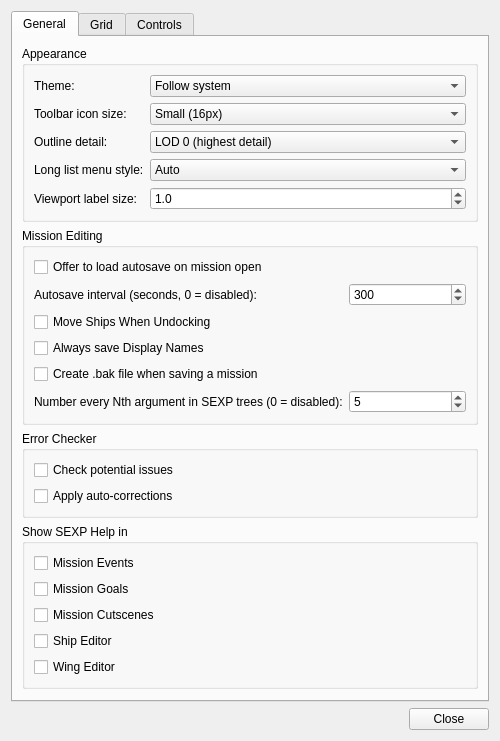
scp-fs2open/fs2open.github.com, file qtfred/ui/PreferencesDialog.ui: the form before one commit.
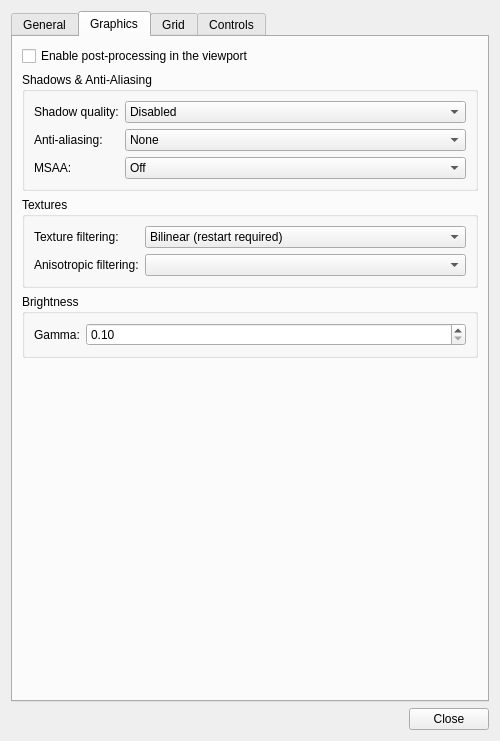
The form after the commit. The open tabs and pages were chosen to show the change.

Commit message:
Add configurable graphics settings to Preferences dialog
Introduce post-processing, shadow quality, anti-aliasing, anisotropic filtering, texture filtering, MSAA, and gamma controls to qtFRED's Preferences. Ensures real-time application of certain settings and requires restart for others. Adjust graphics initialization to support baked settings before `gr_init()`. Update documentation to reflect these additions.

What changed in the file:
```diff
--- a/qtfred/ui/PreferencesDialog.ui
+++ b/qtfred/ui/PreferencesDialog.ui
@@ -389,6 +389,249 @@
        </item>
       </layout>
      </widget>
+     <widget class="QWidget" name="graphicsTab">
+      <attribute name="title">
+       <string>Graphics</string>
+      </attribute>
+      <layout class="QVBoxLayout" name="graphicsLayout">
+       <item>
+        <widget class="QCheckBox" name="enablePostProcessing">
+         <property name="toolTip">
+          <string>Route the 3D viewport through the game's HDR post-processing pipeline (bloom, tonemapping, lightshafts) instead of drawing straight to the screen. The other settings on this tab only have a visible effect while this is on.</string>
+         </property>
+         <property name="text">
+          <string>Enable post-processing in the viewport</string>
+         </property>
+        </widget>
+       </item>
+       <item>
+        <widget class="QGroupBox" name="shadowsAAGroup">
+         <property name="title">
+          <string>Shadows &amp;&amp; Anti-Aliasing</string>
+         </property>
+         <layout class="QFormLayout" name="shadowsAALayout">
+          <item row="0" column="0">
+           <widget class="QLabel" name="shadowQualityLabel">
+            <property name="text">
+             <string>Shadow quality:</string>
+            </property>
+           </widget>
+          </item>
+          <item row="0" column="1">
+           <widget class="QComboBox" name="shadowQualityCombo">
+            <property name="toolTip">
+             <string>Quality of the shadows cast by the mission's sun in the viewport. Requires post-processing to be enabled. Restarting qtFRED is required for a change to take effect.</string>
+            </property>
+            <item>
+             <property name="text">
+              <string>Disabled</string>
+             </property>
+            </item>
+            <item>
+             <property name="text">
+              <string>Low (restart required)</string>
+             </property>
+            </item>
+            <item>
+             <property name="text">
+              <string>Medium (restart required)</string>
+             </property>
+            </item>
+            <item>
+             <property name="text">
+              <string>High (restart required)</string>
+             </property>
+            </item>
+            <item>
+             <property name="text">
+              <string>Ultra (restart required)</string>
+             </property>
+            </item>
+           </widget>
+          </item>
+          <item row="1" column="0">
+           <widget class="QLabel" name="aaModeLabel">
+            <property name="text">
+             <string>Anti-aliasing:</string>
+            </property>
+           </widget>
+          </item>
+          <item row="1" column="1">
+           <widget class="QComboBox" name="aaModeCombo">
+            <property name="toolTip">
+             <string>Post-process anti-aliasing mode used in the viewport. Requires post-processing to be enabled.</string>
+            </property>
+            <item>
+             <property name="text">
+              <string>None</string>
+             </property>
+            </item>
+            <item>
+             <property name="text">
+              <string>FXAA Low</string>
+             </property>
+            </item>
+            <item>
+             <property name="text">
+              <string>FXAA Medium</string>
+             </property>
+            </item>
+            <item>
+             <property name="text">
+              <string>FXAA High</string>
+             </property>
+            </item>
+            <item>
+             <property name="text">
+              <string>SMAA Low</string>
+             </property>
+            </item>
+            <item>
+             <property name="text">
+              <string>SMAA Medium</string>
+             </property>
+            </item>
+            <item>
+             <property name="text">
+              <string>SMAA High</string>
+             </property>
+            </item>
+            <item>
+             <property name="text">
+              <string>SMAA Ultra</string>
+             </property>
+            </item>
+           </widget>
+          </item>
+          <item row="2" column="0">
+           <widget class="QLabel" name="msaaLabel">
+            <property name="text">
+             <string>MSAA:</string>
+            </property>
+           </widget>
+          </item>
+          <item row="2" column="1">
+           <widget class="QComboBox" name="msaaCombo">
+            <property name="toolTip">
+             <string>Multisample anti-aliasing used for the viewport's 3D scene. Requires post-processing to be enabled. Restarting qtFRED is required for a change to take effect.</string>
+            </property>
+            <item>
+             <property name="text">
+              <string>Off</string>
+             </property>
+            </item>
+            <item>
+             <property name="text">
+              <string>4x (restart required)</string>
+             </property>
+            </item>
+            <item>
+             <property name="text">
+              <string>8x (restart required)</string>
+             </property>
+            </item>
+           </widget>
+          </item>
+         </layout>
+        </widget>
+       </item>
+       <item>
+        <widget class="QGroupBox" name="texturesGroup">
+         <property name="title">
+          <string>Textures</string>
+         </property>
+         <layout class="QFormLayout" name="texturesLayout">
+          <item row="0" column="0">
+           <widget class="QLabel" name="textureFilterLabel">
+            <property name="text">
+             <string>Texture filtering:</string>
+            </property>
+           </widget>
+          </item>
+          <item row="0" column="1">
+           <widget class="QComboBox" name="textureFilterCombo">
+            <property name="toolTip">
+             <string>Mipmap filtering used for textures. Restarting qtFRED is required for a change to take effect.</string>
+            </property>
+            <item>
+             <property name="text">
+              <string>Bilinear (restart required)</string>
+             </property>
+            </item>
+            <item>
+             <property name="text">
+              <string>Trilinear (restart required)</string>
+             </property>
+            </item>
+           </widget>
+          </item>
+          <item row="1" column="0">
+           <widget class="QLabel" name="anisotropyLabel">
+            <property name="text">
+             <string>Anisotropic filtering:</string>
+            </property>
+           </widget>
+          </item>
+          <item row="1" column="1">
+           <widget class="QComboBox" name="anisotropyCombo">
+            <property name="toolTip">
+             <string>Anisotropic texture filtering level. Restarting qtFRED is required for a change to take effect.</string>
+            </property>
+           </widget>
+          </item>
+         </layout>
+        </widget>
+       </item>
+       <item>
+        <widget class="QGroupBox" name="brightnessGroup">
+         <property name="title">
+          <string>Brightness</string>
+         </property>
+         <layout class="QFormLayout" name="brightnessLayout">
+          <item row="0" column="0">
+           <widget class="QLabel" name="gammaLabel">
+            <property name="text">
+             <string>Gamma:</string>
+            </property>
+           </widget>
+          </item>
+          <item row="0" column="1">
+           <widget class="QDoubleSpinBox" name="gammaSpin">
+            <property name="toolTip">
+             <string>Brightness of the viewport. qtFRED defaults this higher than the game since the viewport isn't normally tonemapped.</string>
+            </property>
+            <property name="decimals">
+             <number>2</number>
+            </property>
+            <property name="minimum">
+             <double>0.10</double>
+            </property>
+            <property name="maximum">
+             <double>5.00</double>
+            </property>
+            <property name="singleStep">
+             <double>0.05</double>
+            </property>
+           </widget>
+          </item>
+         </layout>
+        </widget>
+       </item>
+       <item>
+        <spacer name="graphicsSpacer">
+         <property name="orientation">
+          <enum>Qt::Vertical</enum>
+         </property>
+         <property name="sizeHint" stdset="0">
+          <size>
+           <width>20</width>
+           <height>40</height>
+          </size>
+         </property>
+        </spacer>
+       </item>
+      </layout>
+     </widget>
      <widget class="QWidget" name="gridTab">
       <attribute name="title">
        <string>Grid</string>
```
The commit also changes 11 other files.
